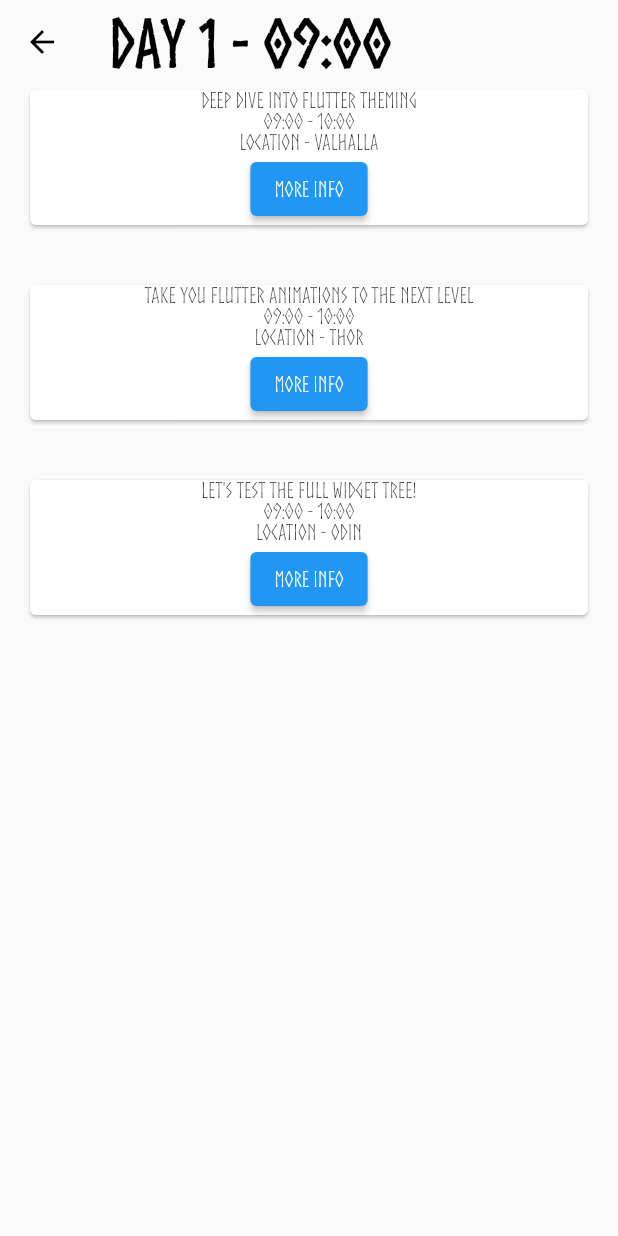
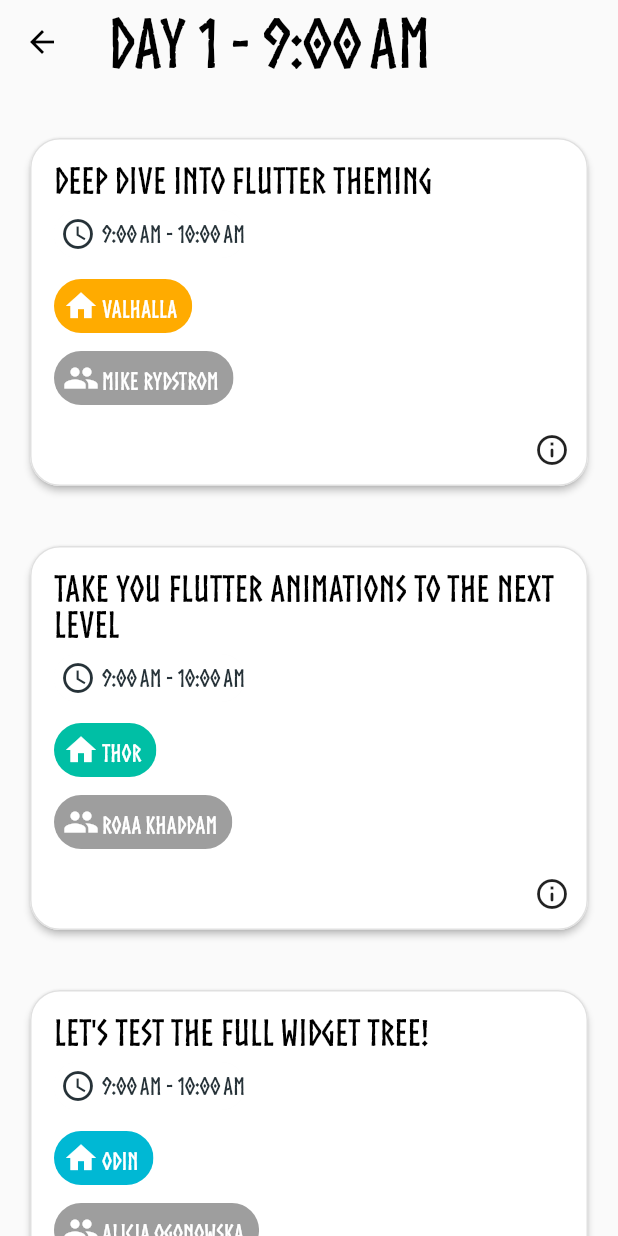
Before and after one commit to b099l3/Sunstone, a Flutter app: the SelectionPage screen opened by its route, on a phone screen of 412 x 824 dp. Run offline on Flutter 3.47's test engine with Material 2 defaults, Android fonts, the phone set to English and light mode, and no system bars; our stand-ins replace auto_route, flutter_riverpod, flutter_svg, shared_preferences; missing offline and left inert: ordered_set; accounts and stored records are empty.

Commit message:
style on speakers and selection cards

```diff
--- a/lib/core/presentation/schedule_page.dart
+++ b/lib/core/presentation/schedule_page.dart
@@ -29,17 +29,8 @@ class SchedulePage extends ConsumerWidget {
 
     return Scaffold(
       floatingActionButton: FloatingActionButton(
-        backgroundColor: Colors.transparent,
+        backgroundColor: Colors.white,
         splashColor: Colors.purple,
-        focusColor: Colors.transparent,
-        hoverColor: Colors.transparent,
-        // foregroundColor: Colors.transparent,
-        enableFeedback: false,
-        disabledElevation: 0,
-        focusElevation: 0,
-        hoverElevation: 0,
-        highlightElevation: 0,
-        elevation: 0,
         child: const Text(
           '💙',
           style: TextStyle(fontSize: 36),
@@ -64,8 +55,10 @@ class SchedulePage extends ConsumerWidget {
             ),
             actions: [
               TextButton(
-                onPressed: () =>
-                    launchUrl(Uri.parse('https://twitter.com/b099l3')),
+                onPressed: () => launchUrl(
+                  Uri.parse('https://twitter.com/b099l3'),
+                  mode: LaunchMode.externalApplication,
+                ),
                 child: const Text(
                   'Twitter',
                   style: TextStyle(
@@ -76,8 +69,10 @@ class SchedulePage extends ConsumerWidget {
                 ),
               ),
               TextButton(
-                onPressed: () =>
-                    launchUrl(Uri.parse('https://github.com/b099l3')),
+                onPressed: () => launchUrl(
+                  Uri.parse('https://github.com/b099l3'),
+                  mode: LaunchMode.externalApplication,
+                ),
                 child: const Text(
                   'Github',
                   style: TextStyle(
--- a/lib/core/presentation/selection_page.dart
+++ b/lib/core/presentation/selection_page.dart
@@ -32,6 +32,7 @@ class SelectionPage extends ConsumerWidget {
         text: 'Day ${day + 1} - ${timeInterval.start.toFormatedString()} ',
       ),
       body: ListView.builder(
+        padding: const EdgeInsets.symmetric(vertical: 32),
         itemCount: talks.length,
         itemBuilder: (context, index) {
           final talk = talks[index];
--- a/lib/core/presentation/widgets/talk_card.dart
+++ b/lib/core/presentation/widgets/talk_card.dart
@@ -3,6 +3,7 @@ import 'package:url_launcher/url_launcher.dart';
 
 import '../../domain/talk.dart';
 import '../../shared/date_time_ext.dart';
+import '../../shared/location_ext.dart';
 import '../../shared/string_ext.dart';
 
 class TalkCard extends StatelessWidget {
@@ -17,19 +18,127 @@ class TalkCard extends StatelessWidget {
     return Padding(
       padding: const EdgeInsets.fromLTRB(16, 0, 16, 32),
       child: Card(
+        shape: RoundedRectangleBorder(
+          side: BorderSide(
+            color: Colors.grey.shade300,
+          ),
+          borderRadius: BorderRadius.circular(20.0),
+        ),
+        elevation: 2,
         child: Column(
+          crossAxisAlignment: CrossAxisAlignment.stretch,
           children: [
-            Text(talk.title),
-            Text(
-                '${talk.start.toFormatedString()} - ${talk.end.toFormatedString()}'),
-            Text('Location - ${talk.location.name.capitalise()}'),
-            ElevatedButton(
-              onPressed: () {
-                if (talk.link != null) {
-                  _launchUrl(Uri.parse(talk.link!));
-                }
-              },
-              child: const Text('more info'),
+            Padding(
+              padding: const EdgeInsets.fromLTRB(16.0, 16.0, 16.0, 0),
+              child: Text(
+                talk.title,
+                textAlign: TextAlign.start,
+                style: const TextStyle(
+                  fontSize: 24,
+                  fontWeight: FontWeight.bold,
+                  color: Colors.black,
+                ),
+              ),
+            ),
+            IntrinsicHeight(
+              child: Padding(
+                padding: const EdgeInsets.symmetric(
+                  horizontal: 16.0,
+                ),
+                child: Column(
+                  mainAxisAlignment: MainAxisAlignment.spaceBetween,
+                  crossAxisAlignment: CrossAxisAlignment.start,
+                  children: [
+                    Chip(
+                      labelPadding: const EdgeInsets.all(0),
+                      padding: const EdgeInsets.all(0.0),
+                      backgroundColor: Colors.white,
+                      avatar: CircleAvatar(
+                        backgroundColor: Colors.white,
+                        child: Icon(
+                          Icons.schedule,
+                          color: Colors.blueGrey.shade900,
+                        ),
+                      ),
+                      label: Text(
+                        '${talk.start.toFormatedString()} - ${talk.end.toFormatedString()}',
+                        textAlign: TextAlign.center,
+                        style: TextStyle(
+                          fontSize: 16,
+                          fontWeight: FontWeight.bold,
+                          color: Colors.blueGrey.shade900,
+                        ),
+                      ),
+                    ),
+                    Chip(
+                      labelPadding: const EdgeInsets.fromLTRB(0, 4, 6, 0),
+                      padding: const EdgeInsets.all(4.0),
+                      backgroundColor: talk.location.color(),
+                      avatar: CircleAvatar(
+                        backgroundColor: talk.location.color(),
+                        child: const Icon(
+                          Icons.home,
+                          color: Colors.white,
+                        ),
+                      ),
+                      label: Text(
+                        talk.location.name.capitalise(),
+                        textAlign: TextAlign.center,
+                        style: const TextStyle(
+                          fontSize: 16,
+                          fontWeight: FontWeight.bold,
+                          color: Colors.white,
+                        ),
+                      ),
+                    ),
+                    Row(
+                      children: talk.speakers!
+                          .map(
+                            (speaker) => Chip(
+                              labelPadding:
+                                  const EdgeInsets.fromLTRB(0, 4, 6, 0),
+                              padding: const EdgeInsets.all(4.0),
+                              backgroundColor: Colors.grey,
+                              avatar: const CircleAvatar(
+                                backgroundColor: Colors.grey,
+                                child: Icon(
+                                  Icons.people,
+                                  color: Colors.white,
+                                ),
+                              ),
+                              label: Text(
+                                speaker.name,
+                                textAlign: TextAlign.center,
+                                style: const TextStyle(
+                                  fontSize: 16,
+                                  fontWeight: FontWeight.bold,
+                                  color: Colors.white,
+                                ),
+                              ),
+                            ),
+                          )
+                          .toList(),
+                    )
+                  ],
+                ),
+              ),
+            ),
+            Align(
+              alignment: Alignment.centerRight,
+              child: IconButton(
+                highlightColor: Colors.transparent,
+                focusColor: Colors.transparent,
+                splashColor: Colors.transparent,
+                icon: const Icon(
+                  Icons.info_outline_rounded,
+                ),
+                onPressed: () {
+                  if (talk.link != null) {
+                    _launchUrl(Uri.parse(talk.link!));
+                  }
+                },
+                // child: const Text('more info'),
+              ),
             ),
           ],
         ),
--- a/lib/core/shared/date_time_ext.dart
+++ b/lib/core/shared/date_time_ext.dart
@@ -6,6 +6,6 @@ extension DateOnlyCompare on DateTime {
   }
 
   String toFormatedString() {
-    return DateFormat('kk:mm').format(this);
+    return DateFormat.jm().format(this);
   }
 }
--- /dev/null
+++ b/lib/core/shared/location_ext.dart
@@ -0,0 +1,18 @@
+import 'package:flutter/material.dart';
+
+import '../domain/location.dart';
+
+extension LocationExt on Location {
+  Color color() {
+    switch (this) {
+      case Location.odin:
+        return Colors.cyanAccent.shade700;
+      case Location.thor:
+        return Colors.tealAccent.shade700;
+      case Location.valhalla:
+        return Colors.amberAccent.shade700;
+      default:
+        return Colors.blueGrey;
+    }
+  }
+}
```
